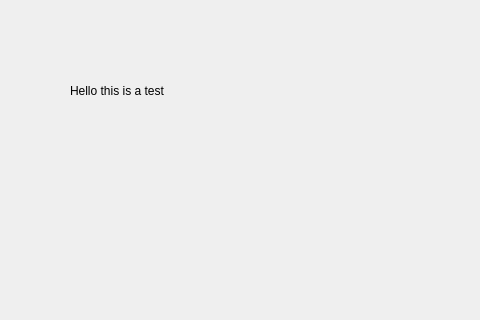
Before: the Qt Designer form MCR-app/mainwindow.ui in maria-gedye/QTapp, drawn with Qt 5; both pictures show x 0 to 480 and y 0 to 320 of the 800 by 600 pixel window.
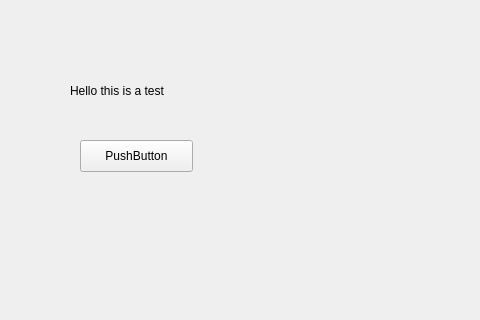
After: the same form once the commit is applied.

```diff
--- a/MCR-app/mainwindow.ui
+++ b/MCR-app/mainwindow.ui
@@ -27,6 +27,19 @@
      <string>Hello this is a test</string>
     </property>
    </widget>
+   <widget class="QPushButton" name="pushButton">
+    <property name="geometry">
+     <rect>
+      <x>80</x>
+      <y>140</y>
+      <width>113</width>
+      <height>32</height>
+     </rect>
+    </property>
+    <property name="text">
+     <string>PushButton</string>
+    </property>
+   </widget>
   </widget>
   <widget class="QMenuBar" name="menubar">
    <property name="geometry">
```
